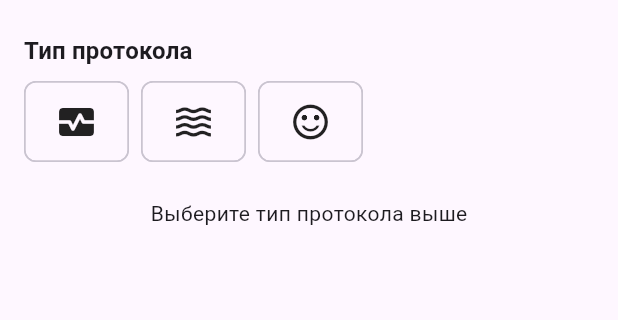
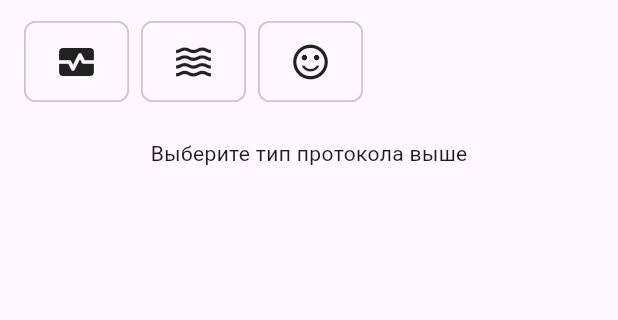
Before and after one commit to Scolopendr2014/Vet_assistant, a Flutter app: the ExaminationCreatePage screen opened by its route, on a phone screen of 412 x 824 dp, the part 63-383 px from its top. Run offline on Flutter 3.47's test engine with Material 3 defaults, Android fonts, the phone set to English and light mode, and no system bars; our stand-ins replace drift, equatable, file_picker, flutter_riverpod, get_it, go_router and 4 more; missing offline and left inert: flutter_sound, record; accounts and stored records are empty; generated files the repository leaves out were written again.

Commit message:
VET-055: remove 'Tip protokola' label; VET-056: save button in app bar icon only

```diff
--- a/lib/features/examinations/presentation/pages/examination_create_page.dart
+++ b/lib/features/examinations/presentation/pages/examination_create_page.dart
@@ -121,6 +121,14 @@ class _ExaminationCreatePageState extends ConsumerState<ExaminationCreatePage> {
     return Scaffold(
       appBar: AppBar(
         title: Text(isEditMode ? 'Редактирование протокола' : 'Новый протокол осмотра'),
+        actions: [
+          if (_selectedTemplateId != null)
+            IconButton(
+              icon: const Icon(Icons.save),
+              onPressed: _saveExamination,
+              tooltip: 'Сохранить протокол',
+            ),
+        ],
       ),
       body: isEditMode && examAsync != null
           ? examAsync.when(
@@ -175,15 +183,6 @@ class _ExaminationCreatePageState extends ConsumerState<ExaminationCreatePage> {
             child: Column(
               crossAxisAlignment: CrossAxisAlignment.stretch,
               children: [
-                Padding(
-                  padding: const EdgeInsets.symmetric(horizontal: 16, vertical: 8),
-                  child: Text(
-                    'Тип протокола',
-                    style: Theme.of(context).textTheme.titleMedium?.copyWith(
-                          fontWeight: FontWeight.bold,
-                        ),
-                  ),
-                ),
                 if (isEditMode)
           templatesAsync.when(
             data: (templates) {
@@ -431,16 +430,6 @@ class _ExaminationCreatePageState extends ConsumerState<ExaminationCreatePage> {
                 });
               },
               scrollable: false,
-            ),
-            Padding(
-              padding: const EdgeInsets.all(16),
-              child: FilledButton(
-                onPressed: _saveExamination,
-                child: const Padding(
-                  padding: EdgeInsets.symmetric(vertical: 12),
-                  child: Text('Сохранить протокол'),
-                ),
-              ),
             ),
           ] else
             const Padding(
```
Also changed, not shown: 1 other file.
